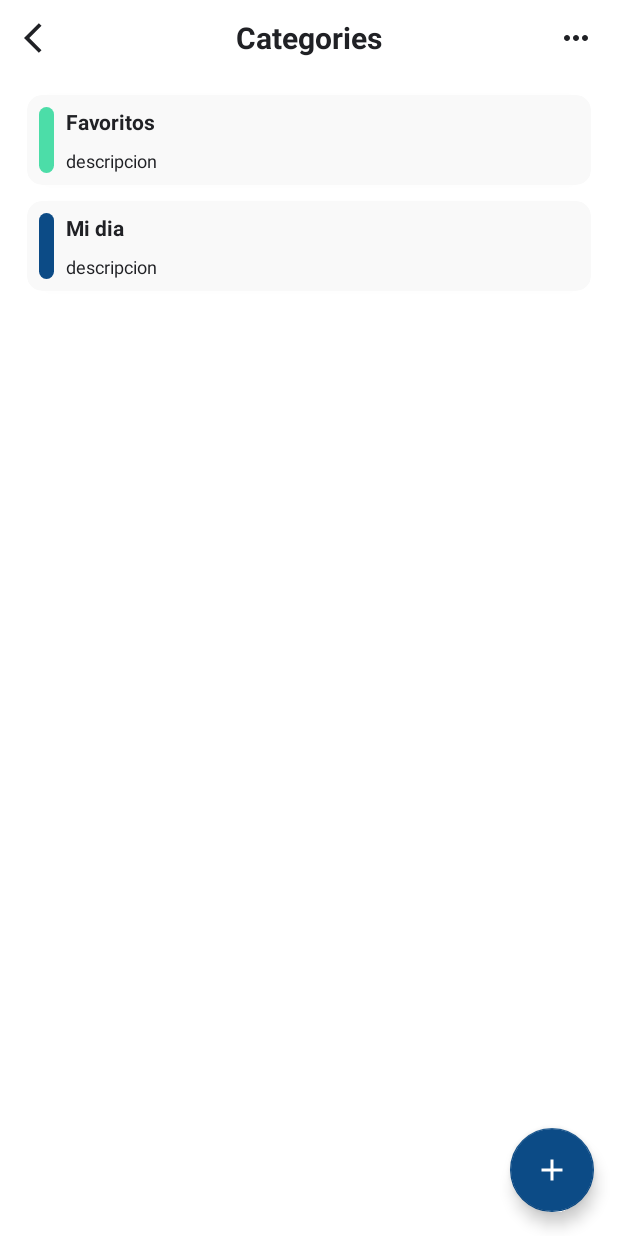
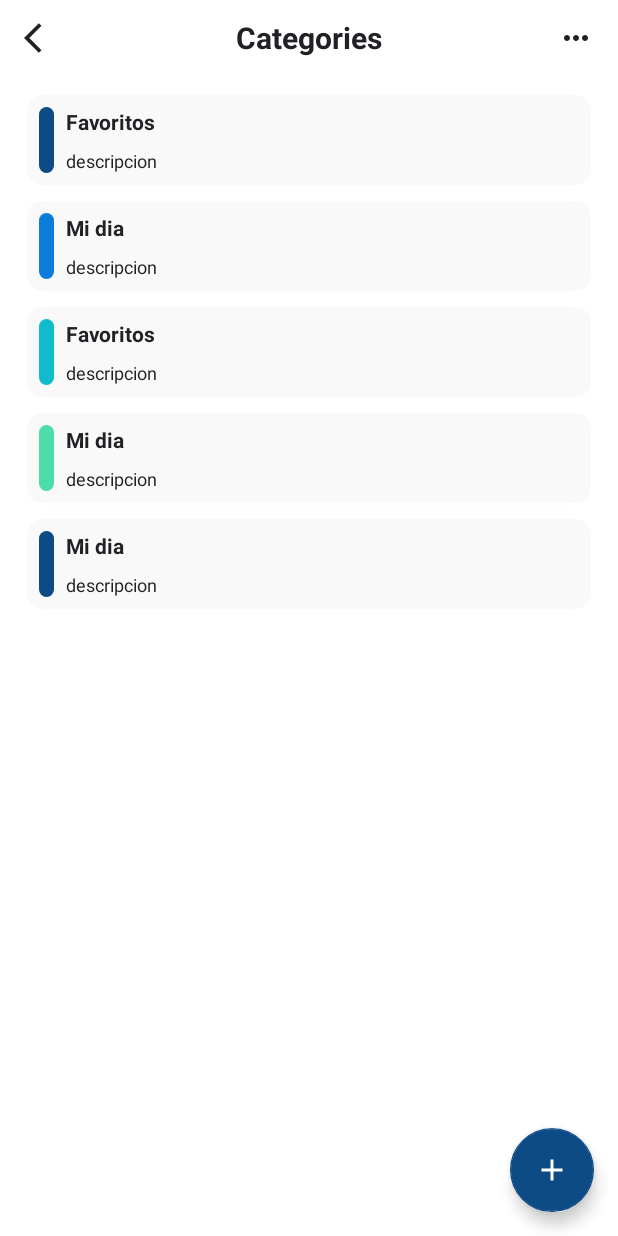
Before and after one commit to johamja/AppProduct, an Android app: the VMCategories screen opened directly, with no data from a screen before it, on a phone screen of 412 x 824 dp. Run offline under Robolectric (Android 15) with nearby library versions, the phone set to English and light mode, and no system bars.

Commit message:
Perfecting the way to display colors

```diff
--- a/app/src/main/java/com/example/myapplication/Model/Categories.kt
+++ b/app/src/main/java/com/example/myapplication/Model/Categories.kt
@@ -3,7 +3,7 @@ package com.example.myapplication.Model
 import android.graphics.Color
 
 
-data class Categories(val name: String, val description:String,val theme: Color, val id: Int) {
+data class Categories(val name: String, val description:String,val color: Int, val id: Int) {
 
 
 }
--- a/app/src/main/java/com/example/myapplication/ViewModel/Categories/Adapter/VMCategoriesViewHolder.kt
+++ b/app/src/main/java/com/example/myapplication/ViewModel/Categories/Adapter/VMCategoriesViewHolder.kt
@@ -37,18 +37,17 @@ class VMCategoriesViewHolder(view: View) : RecyclerView.ViewHolder(view) {
     val button = view.findViewById<Button>(R.id.ItemCategories_button)
 
     fun render(CategoriesModel: Categories) {
+        var color = 0
+        when (CategoriesModel.color){
+            1 -> color = ContextCompat.getColor(button.context, R.color.Theme_color_1)
+            2 -> color = ContextCompat.getColor(button.context, R.color.Theme_color_2)
+            3 -> color = ContextCompat.getColor(button.context, R.color.Theme_color_3)
+            4 -> color = ContextCompat.getColor(button.context, R.color.Theme_color_4)
+            else -> color = ContextCompat.getColor(button.context, R.color.Theme_color_1);
+        }
         name.text = CategoriesModel.name
         description.text = CategoriesModel.description
-
-        if (CategoriesModel.id == 1){
-            val color: Int = ContextCompat.getColor(button.context, R.color.Theme_color_4);
-            //themem.setBackgroundColor(color)
-            themem.background.setTint(color)
-        } else {
-
-        }
-
-
+        themem.background.setTint(color)
 
         // el evento de un click
         button.setOnClickListener {
--- a/app/src/main/java/com/example/myapplication/ViewModel/Categories/VMCategories.kt
+++ b/app/src/main/java/com/example/myapplication/ViewModel/Categories/VMCategories.kt
@@ -16,8 +16,11 @@ class VMCategories : AppCompatActivity() {
 
 
     val ListCategories = listOf<Categories>(
-        Categories("Favoritos","descripcion", Color.valueOf(12F, 12F, 12F),1),
-        Categories("Mi dia","descripcion", Color.valueOf(12F, 12F, 12F),2),
+        Categories("Favoritos","descripcion", 1,1),
+        Categories("Mi dia","descripcion", 2,2),
+        Categories("Favoritos","descripcion", 3,1),
+        Categories("Mi dia","descripcion", 4,2),
+        Categories("Mi dia","descripcion", 5,2),
     )
 
 
```
